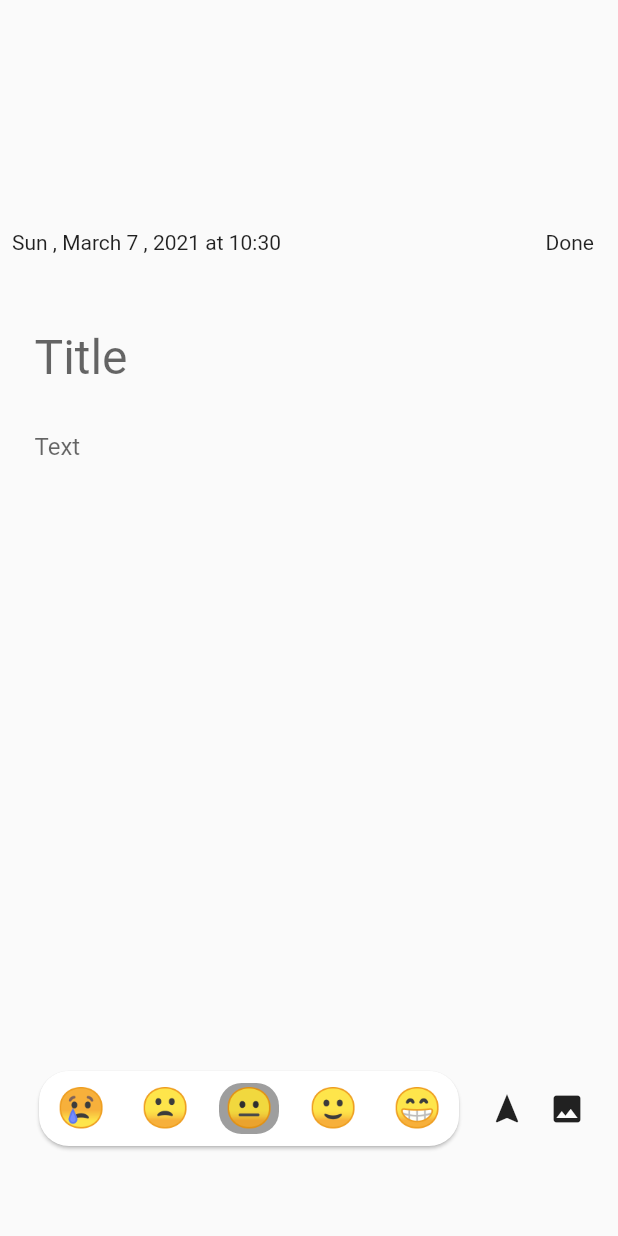
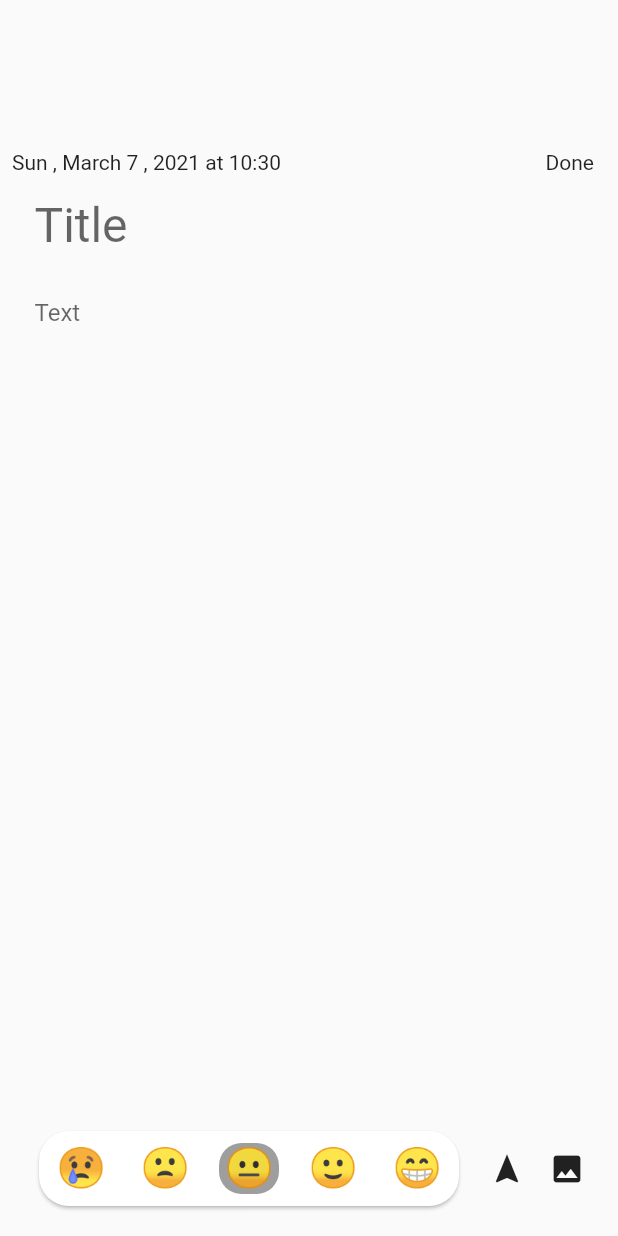
Before and after one commit to abhinavmarwaha/wrotto-app, a Flutter app: the NewEntryScreen screen opened directly, on a phone screen of 412 x 824 dp. Run offline on Flutter 3.47's test engine with Material 2 defaults, Android fonts, the phone set to English and light mode, and no system bars; our stand-ins replace file_picker, fl_chart, flutter_map, fluttertoast, latlong, local_auth and 5 more; missing offline and left inert: nominatim_location_picker, osm_nominatim; accounts and stored records are empty; statements that could not run were skipped.

```diff
--- a/lib/screens/entries_screen/new_entry_screen.dart
+++ b/lib/screens/entries_screen/new_entry_screen.dart
@@ -4,6 +4,7 @@ import 'package:file_picker/file_picker.dart';
 import 'package:flutter/cupertino.dart';
 import 'package:flutter/material.dart';
 import 'package:latlong/latlong.dart';
+import 'package:location/location.dart';
 import 'package:nominatim_location_picker/nominatim_location_picker.dart';
 import 'package:osm_nominatim/osm_nominatim.dart';
 import 'package:provider/provider.dart';
@@ -61,6 +62,15 @@ class _NewEntryScreenState extends State<NewEntryScreen> {
   String _displayLocationName = "";
 
   Future getLocationWithNominatim() async {
+    var location = Location();
+    bool enabled = await location.serviceEnabled();
+    if (!enabled) {
+      bool gotEnabled = await location.requestService();
+      if (!gotEnabled) {
+        Utilities.showToast("You have to enable GPS");
+        return;
+      }
+    }
     Map result = await showDialog(
         context: context,
         builder: (BuildContext ctx) {
@@ -115,14 +125,18 @@ class _NewEntryScreenState extends State<NewEntryScreen> {
           child: Column(
             children: [
               _pickedLocation != null
-                  ? Expanded(
-                      flex: 1,
-                      child: Text(_displayLocationName),
+                  ? SizedBox(
+                      height: 20,
+                      child: Text(
+                        _displayLocationName,
+                        maxLines: 1,
+                        overflow: TextOverflow.ellipsis,
+                      ),
                     )
                   : Container(),
               if (provider.tags.length != 0)
-                Expanded(
-                  flex: 2,
+                SizedBox(
+                  height: 64,
                   child: Padding(
                     padding: const EdgeInsets.all(8.0),
                     child: ListView.builder(
@@ -141,6 +155,16 @@ class _NewEntryScreenState extends State<NewEntryScreen> {
                             },
                             child: Padding(
                               padding: const EdgeInsets.all(8.0),
+                              child: Container(
+                                decoration: BoxDecoration(
+                                    borderRadius: BorderRadius.circular(15),
+                                    border: Border.all(
+                                        color: selectedTags
+                                                .contains(provider.tags[index])
+                                            ? Colors.black
+                                            : Colors.grey)),
+                                child: Padding(
+                                  padding: const EdgeInsets.all(4.0),
                                   child: Text(
                                     provider.tags[index],
                                     style: TextStyle(
@@ -150,6 +174,8 @@ class _NewEntryScreenState extends State<NewEntryScreen> {
                                             ? Colors.black
                                             : Colors.grey),
                                   ),
+                                ),
+                              ),
                             ));
                       },
                       itemCount: provider.tags.length - 1,
@@ -157,8 +183,8 @@ class _NewEntryScreenState extends State<NewEntryScreen> {
                     ),
                   ),
                 ),
-              Expanded(
-                flex: 2,
+              SizedBox(
+                height: 32,
                 child: Row(
                   children: [
                     Text(Utilities.beautifulDate(_dateTime)),
@@ -209,8 +235,8 @@ class _NewEntryScreenState extends State<NewEntryScreen> {
                   ],
                 ),
               ),
-              Expanded(
-                flex: 2,
+              SizedBox(
+                height: 64,
                 child: Padding(
                   padding: const EdgeInsets.fromLTRB(0, 8, 0, 8),
                   child: TextField(
@@ -231,7 +257,6 @@ class _NewEntryScreenState extends State<NewEntryScreen> {
                 ),
               ),
               Expanded(
-                flex: 10,
                 child: TextField(
                   controller: _textController,
                   style: TextStyle(color: Colors.black.withOpacity(0.6)),
@@ -247,8 +272,8 @@ class _NewEntryScreenState extends State<NewEntryScreen> {
                       hintText: "Text"),
                 ),
               ),
-              Expanded(
-                flex: 4,
+              SizedBox(
+                height: 74,
                 child: SingleChildScrollView(
                   scrollDirection: Axis.horizontal,
                   child: Row(
--- a/lib/screens/map_screens/map_screen.dart
+++ b/lib/screens/map_screens/map_screen.dart
@@ -50,7 +50,8 @@ class _MapScreenState extends State<MapScreen> {
                                         builder: (ctx) =>
                                             EntryView(journalEntry: entry)));
                               },
-                              child: entry.medias.length != 0
+                              child: entry.medias.length != 0 &&
+                                      entry.medias.first.compareTo("") != 0
                                   ? Image.file(
                                       File(entry.medias.first),
                                     )
```
Also changed, not shown: lib/providers/entries_provider.dart (+10 -6 lines), lib/screens/calendar_screen.dart (+4 -5 lines), lib/screens/entries_screen/entry_view.dart (+6 -3 lines), lib/screens/settings_screen.dart (+25 -25 lines), lib/screens/widgets/entry_card.dart (+13 -4 lines), lib/utils/exportToJson.dart (added, +18 -0 lines), pubspec.yaml (+6 -3 lines), pubspec.lock, 1 other file. Lines whose indentation alone changed are shown as unchanged.
